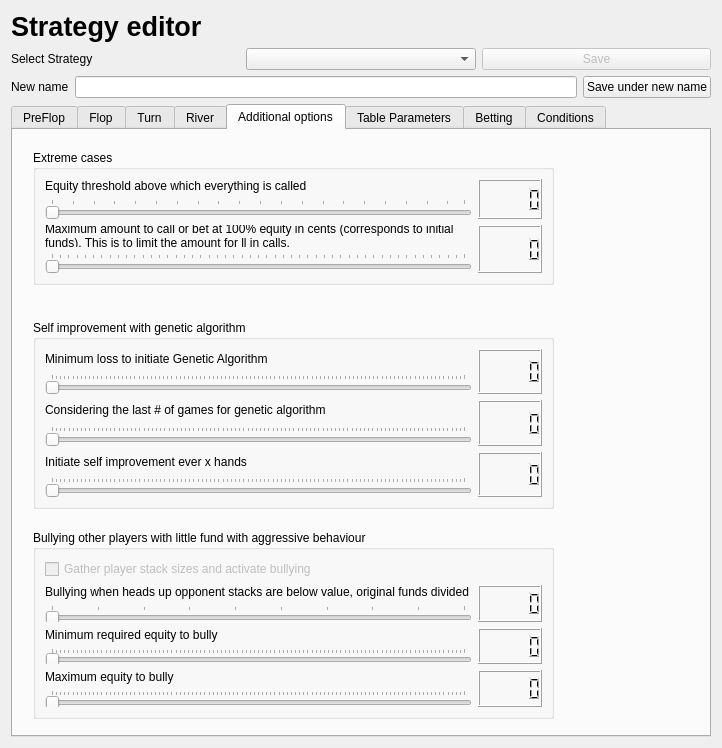
Above: gui/gui_qt_ui_strategy_manager.ui from dickreuter/Poker before the change. Below: the same form after it.
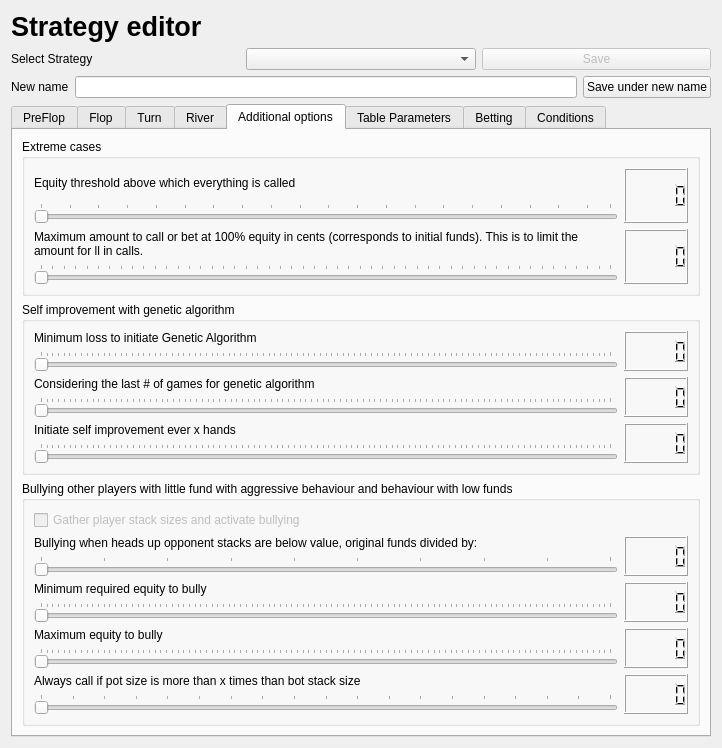
That is the form after the change. The open tabs and pages were chosen to show the change.

```diff
--- a/gui/gui_qt_ui_strategy_manager.ui
+++ b/gui/gui_qt_ui_strategy_manager.ui
@@ -25,7 +25,80 @@
   <property name="windowTitle">
    <string>Strategy editor</string>
   </property>
-  <layout class="QGridLayout" name="gridLayout">
+  <layout class="QGridLayout" name="gridLayout_13">
+   <item row="0" column="0">
+    <widget class="QLabel" name="label_4">
+     <property name="font">
+      <font>
+       <pointsize>20</pointsize>
+       <weight>75</weight>
+       <bold>true</bold>
+      </font>
+     </property>
+     <property name="text">
+      <string>Strategy editor</string>
+     </property>
+    </widget>
+   </item>
+   <item row="1" column="0">
+    <layout class="QVBoxLayout" name="verticalLayout_2">
+     <item>
+      <layout class="QHBoxLayout" name="horizontalLayout_4">
+       <item>
+        <widget class="QLabel" name="label">
+         <property name="text">
+          <string>Select Strategy</string>
+         </property>
+        </widget>
+       </item>
+       <item>
+        <widget class="QComboBox" name="Strategy">
+         <property name="toolTip">
+          <string>Select a strategy you want to edit</string>
+         </property>
+        </widget>
+       </item>
+       <item>
+        <widget class="QPushButton" name="pushButton_save_current_strategy">
+         <property name="enabled">
+          <bool>false</bool>
+         </property>
+         <property name="toolTip">
+          <string>You can only save strategies you have created yourself. Otherwise save it under a new name.</string>
+         </property>
+         <property name="text">
+          <string>Save</string>
+         </property>
+        </widget>
+       </item>
+      </layout>
+     </item>
+    </layout>
+   </item>
+   <item row="2" column="0">
+    <layout class="QHBoxLayout" name="horizontalLayout_3">
+     <item>
+      <widget class="QLabel" name="label_2">
+       <property name="text">
+        <string>New name</string>
+       </property>
+      </widget>
+     </item>
+     <item>
+      <widget class="QLineEdit" name="lineEdit_new_name"/>
+     </item>
+     <item>
+      <widget class="QPushButton" name="pushButton_save_new_strategy">
+       <property name="toolTip">
+        <string>Saves the current strategy under a new name</string>
+       </property>
+       <property name="text">
+        <string>Save under new name</string>
+       </property>
+      </widget>
+     </item>
+    </layout>
+   </item>
    <item row="3" column="0">
     <widget class="QTabWidget" name="tabWidget">
      <property name="enabled">
@@ -2135,15 +2208,9 @@
       <attribute name="title">
        <string>Additional options</string>
       </attribute>
+      <layout class="QGridLayout" name="gridLayout">
+       <item row="0" column="0">
       <widget class="QGroupBox" name="groupBox_35">
-       <property name="geometry">
-        <rect>
-         <x>20</x>
-         <y>20</y>
-         <width>521</width>
-         <height>135</height>
-        </rect>
-       </property>
        <property name="title">
         <string>Extreme cases</string>
        </property>
@@ -2243,160 +2310,9 @@
        <zorder>lcdNumber_57</zorder>
        <zorder>lcdNumber_61</zorder>
       </widget>
-      <widget class="QGroupBox" name="groupBox_36">
-       <property name="geometry">
-        <rect>
-         <x>20</x>
-         <y>400</y>
-         <width>521</width>
-         <height>189</height>
-        </rect>
-       </property>
-       <property name="title">
-        <string>Bullying other players with little fund with aggressive behaviour</string>
-       </property>
-       <layout class="QGridLayout" name="gridLayout_52">
-        <item row="3" column="1">
-         <widget class="QLCDNumber" name="lcdNumber_59"/>
-        </item>
-        <item row="2" column="1">
-         <widget class="QLCDNumber" name="lcdNumber_55"/>
-        </item>
-        <item row="3" column="0">
-         <layout class="QVBoxLayout" name="verticalLayout_34">
-          <item>
-           <widget class="QLabel" name="label_39">
-            <property name="text">
-             <string>Maximum equity to bully</string>
-            </property>
-           </widget>
-          </item>
-          <item>
-           <widget class="QSlider" name="maxBullyEquity">
-            <property name="mouseTracking">
-             <bool>false</bool>
-            </property>
-            <property name="toolTip">
-             <string>&lt;html&gt;&lt;head/&gt;&lt;body&gt;&lt;p&gt;Upper limit of equity where bully mode can be activated if all conditions are met.&lt;/p&gt;&lt;/body&gt;&lt;/html&gt;</string>
-            </property>
-            <property name="minimum">
-             <number>0</number>
-            </property>
-            <property name="maximum">
-             <number>100</number>
-            </property>
-            <property name="singleStep">
-             <number>1</number>
-            </property>
-            <property name="pageStep">
-             <number>10</number>
-            </property>
-            <property name="orientation">
-             <enum>Qt::Horizontal</enum>
-            </property>
-            <property name="tickPosition">
-             <enum>QSlider::TicksAbove</enum>
-            </property>
-           </widget>
-          </item>
-         </layout>
-        </item>
-        <item row="2" column="0">
-         <layout class="QVBoxLayout" name="verticalLayout_33">
-          <item>
-           <widget class="QLabel" name="label_38">
-            <property name="text">
-             <string>Minimum required equity to bully</string>
-            </property>
-           </widget>
-          </item>
-          <item>
-           <widget class="QSlider" name="minBullyEquity">
-            <property name="mouseTracking">
-             <bool>false</bool>
-            </property>
-            <property name="toolTip">
-             <string>&lt;html&gt;&lt;head/&gt;&lt;body&gt;&lt;p&gt;In order activate bully mode (meaning the bot is more aggressive), a minimum amounf of equity (winning probability as determined by the simulation) can be selected.&lt;/p&gt;&lt;/body&gt;&lt;/html&gt;</string>
-            </property>
-            <property name="minimum">
-             <number>0</number>
-            </property>
-            <property name="maximum">
-             <number>100</number>
-            </property>
-            <property name="pageStep">
-             <number>10</number>
-            </property>
-            <property name="orientation">
-             <enum>Qt::Horizontal</enum>
-            </property>
-            <property name="tickPosition">
-             <enum>QSlider::TicksAbove</enum>
-            </property>
-           </widget>
-          </item>
-         </layout>
         </item>
         <item row="1" column="0">
-         <layout class="QVBoxLayout" name="verticalLayout_6">
-          <item>
-           <widget class="QLabel" name="label_12">
-            <property name="text">
-             <string>Bullying when heads up opponent stacks are below value, original funds divided by:</string>
-            </property>
-           </widget>
-          </item>
-          <item>
-           <widget class="QSlider" name="bullyDivider">
-            <property name="mouseTracking">
-             <bool>false</bool>
-            </property>
-            <property name="toolTip">
-             <string>&lt;html&gt;&lt;head/&gt;&lt;body&gt;&lt;p&gt;In headsup when the single opponent has less than a certain amount of stacks left, the bot can be more agressive. This is activated when he has less funds than initial funds divided by the divider (which is this slide). For example for initial funds of $2 and a divider of 4, the bot would become more agressive if the opponent has less than $0.50.&lt;/p&gt;&lt;/body&gt;&lt;/html&gt;</string>
-            </property>
-            <property name="minimum">
-             <number>1</number>
-            </property>
-            <property name="maximum">
-             <number>10</number>
-            </property>
-            <property name="pageStep">
-             <number>1</number>
-            </property>
-            <property name="orientation">
-             <enum>Qt::Horizontal</enum>
-            </property>
-            <property name="tickPosition">
-             <enum>QSlider::TicksAbove</enum>
-            </property>
-           </widget>
-          </item>
-         </layout>
-        </item>
-        <item row="1" column="1">
-         <widget class="QLCDNumber" name="lcdNumber_58"/>
-        </item>
-        <item row="0" column="0">
-         <widget class="QCheckBox" name="checkBox_2">
-          <property name="enabled">
-           <bool>false</bool>
-          </property>
-          <property name="text">
-           <string>Gather player stack sizes and activate bullying</string>
-          </property>
-         </widget>
-        </item>
-       </layout>
-      </widget>
       <widget class="QGroupBox" name="groupBox_37">
-       <property name="geometry">
-        <rect>
-         <x>20</x>
-         <y>190</y>
-         <width>521</width>
-         <height>189</height>
-        </rect>
-       </property>
        <property name="title">
         <string>Self improvement with genetic algorithm</string>
        </property>
@@ -2529,6 +2445,193 @@
         </item>
        </layout>
       </widget>
+       </item>
+       <item row="2" column="0">
+        <widget class="QGroupBox" name="groupBox_36">
+         <property name="title">
+          <string>Bullying other players with little fund with aggressive behaviour and behaviour with low funds</string>
+         </property>
+         <layout class="QGridLayout" name="gridLayout_12">
+          <item row="4" column="0">
+           <layout class="QVBoxLayout" name="verticalLayout_38">
+            <item>
+             <widget class="QLabel" name="label_44">
+              <property name="text">
+               <string>Always call if pot size is more than x times than bot stack size</string>
+              </property>
+             </widget>
+            </item>
+            <item>
+             <widget class="QSlider" name="always_call_low_stack_multiplier">
+              <property name="mouseTracking">
+               <bool>false</bool>
+              </property>
+              <property name="toolTip">
+               <string>If the bot stack size is below a certain amount, the bot will always call. The slider controls the multiplier. 10 means that he will always call when the stack is less than 1 if the pot is 10</string>
+              </property>
+              <property name="minimum">
+               <number>2</number>
+              </property>
+              <property name="maximum">
+               <number>20</number>
+              </property>
+              <property name="singleStep">
+               <number>1</number>
+              </property>
+              <property name="pageStep">
+               <number>1</number>
+              </property>
+              <property name="orientation">
+               <enum>Qt::Horizontal</enum>
+              </property>
+              <property name="tickPosition">
+               <enum>QSlider::TicksAbove</enum>
+              </property>
+             </widget>
+            </item>
+           </layout>
+          </item>
+          <item row="4" column="1">
+           <widget class="QLCDNumber" name="lcdNumber_71"/>
+          </item>
+          <item row="3" column="1">
+           <widget class="QLCDNumber" name="lcdNumber_59"/>
+          </item>
+          <item row="2" column="1">
+           <widget class="QLCDNumber" name="lcdNumber_55"/>
+          </item>
+          <item row="3" column="0">
+           <layout class="QVBoxLayout" name="verticalLayout_34">
+            <item>
+             <widget class="QLabel" name="label_39">
+              <property name="text">
+               <string>Maximum equity to bully</string>
+              </property>
+             </widget>
+            </item>
+            <item>
+             <widget class="QSlider" name="maxBullyEquity">
+              <property name="mouseTracking">
+               <bool>false</bool>
+              </property>
+              <property name="toolTip">
+               <string>&lt;html&gt;&lt;head/&gt;&lt;body&gt;&lt;p&gt;Upper limit of equity where bully mode can be activated if all conditions are met.&lt;/p&gt;&lt;/body&gt;&lt;/html&gt;</string>
+              </property>
+              <property name="minimum">
+               <number>0</number>
+              </property>
+              <property name="maximum">
+               <number>100</number>
+              </property>
+              <property name="singleStep">
+               <number>1</number>
+              </property>
+              <property name="pageStep">
+               <number>10</number>
+              </property>
+              <property name="orientation">
+               <enum>Qt::Horizontal</enum>
+              </property>
+              <property name="tickPosition">
+               <enum>QSlider::TicksAbove</enum>
+              </property>
+             </widget>
+            </item>
+           </layout>
+          </item>
+          <item row="2" column="0">
+           <layout class="QVBoxLayout" name="verticalLayout_33">
+            <item>
+             <widget class="QLabel" name="label_38">
+              <property name="text">
+               <string>Minimum required equity to bully</string>
+              </property>
+             </widget>
+            </item>
+            <item>
+             <widget class="QSlider" name="minBullyEquity">
+              <property name="mouseTracking">
+               <bool>false</bool>
+              </property>
+              <property name="toolTip">
+               <string>&lt;html&gt;&lt;head/&gt;&lt;body&gt;&lt;p&gt;In order activate bully mode (meaning the bot is more aggressive), a minimum amounf of equity (winning probability as determined by the simulation) can be selected.&lt;/p&gt;&lt;/body&gt;&lt;/html&gt;</string>
+              </property>
+              <property name="minimum">
+               <number>0</number>
+              </property>
+              <property name="maximum">
+               <number>100</number>
+              </property>
+              <property name="pageStep">
+               <number>10</number>
+              </property>
+              <property name="orientation">
+               <enum>Qt::Horizontal</enum>
+              </property>
+              <property name="tickPosition">
+               <enum>QSlider::TicksAbove</enum>
+              </property>
+             </widget>
+            </item>
+           </layout>
+          </item>
+          <item row="1" column="1">
+           <widget class="QLCDNumber" name="lcdNumber_58"/>
+          </item>
+          <item row="0" column="0">
+           <widget class="QCheckBox" name="checkBox_2">
+            <property name="enabled">
+             <bool>false</bool>
+            </property>
+            <property name="text">
+             <string>Gather player stack sizes and activate bullying</string>
+            </property>
+           </widget>
+          </item>
+          <item row="1" column="0">
+           <layout class="QVBoxLayout" name="verticalLayout_6">
+            <item>
+             <widget class="QLabel" name="label_12">
+              <property name="text">
+               <string>Bullying when heads up opponent stacks are below value, original funds divided by:</string>
+              </property>
+             </widget>
+            </item>
+            <item>
+             <widget class="QSlider" name="bullyDivider">
+              <property name="mouseTracking">
+               <bool>false</bool>
+              </property>
+              <property name="toolTip">
+               <string>&lt;html&gt;&lt;head/&gt;&lt;body&gt;&lt;p&gt;In headsup when the single opponent has less than a certain amount of stacks left, the bot can be more agressive. This is activated when he has less funds than initial funds divided by the divider (which is this slide). For example for initial funds of $2 and a divider of 4, the bot would become more agressive if the opponent has less than $0.50.&lt;/p&gt;&lt;/body&gt;&lt;/html&gt;</string>
+              </property>
+              <property name="minimum">
+               <number>1</number>
+              </property>
+              <property name="maximum">
+               <number>10</number>
+              </property>
+              <property name="pageStep">
+               <number>1</number>
+              </property>
+              <property name="orientation">
+               <enum>Qt::Horizontal</enum>
+              </property>
+              <property name="tickPosition">
+               <enum>QSlider::TicksAbove</enum>
+              </property>
+             </widget>
+            </item>
+           </layout>
+          </item>
+         </layout>
+        </widget>
+       </item>
+      </layout>
+      <zorder>groupBox_35</zorder>
+      <zorder>groupBox_36</zorder>
+      <zorder>groupBox_37</zorder>
+      <zorder>always_call_low_stack_multiplier</zorder>
      </widget>
      <widget class="QWidget" name="tab_5">
       <attribute name="title">
@@ -2912,14 +3015,14 @@
         <rect>
          <x>9</x>
          <y>211</y>
-         <width>568</width>
-         <height>410</height>
+         <width>598</width>
+         <height>297</height>
         </rect>
        </property>
        <property name="title">
         <string>Postflop ranges for other plyaers</string>
        </property>
-       <layout class="QFormLayout" name="formLayout">
+       <layout class="QGridLayout" name="gridLayout_14">
         <item row="0" column="0" colspan="2">
          <widget class="QCheckBox" name="checkBox">
           <property name="enabled">
@@ -2936,6 +3039,16 @@
           </property>
          </widget>
         </item>
+        <item row="1" column="0">
+         <widget class="QCheckBox" name="differentiate_reverse_sheet">
+          <property name="toolTip">
+           <string/>
+          </property>
+          <property name="text">
+           <string>Differentiate between call and raise in the reverse sheet</string>
+          </property>
+         </widget>
+        </item>
         <item row="2" column="0">
          <layout class="QHBoxLayout" name="horizontalLayout_6">
           <item>
@@ -3212,7 +3325,7 @@
           </item>
          </layout>
         </item>
-        <item row="9" column="0" colspan="2">
+        <item row="5" column="0" colspan="2">
          <layout class="QHBoxLayout" name="horizontalLayout_22">
           <item>
            <layout class="QVBoxLayout" name="verticalLayout_71">
@@ -3258,16 +3371,6 @@
           </item>
          </layout>
         </item>
-        <item row="1" column="0">
-         <widget class="QCheckBox" name="differentiate_reverse_sheet">
-          <property name="toolTip">
-           <string/>
-          </property>
-          <property name="text">
-           <string>Differentiate between call and raise in the reverse sheet</string>
-          </property>
-         </widget>
-        </item>
        </layout>
       </widget>
      </widget>
@@ -3777,79 +3880,6 @@
      </widget>
     </widget>
    </item>
-   <item row="2" column="0">
-    <layout class="QHBoxLayout" name="horizontalLayout_3">
-     <item>
-      <widget class="QLabel" name="label_2">
-       <property name="text">
-        <string>New name</string>
-       </property>
-      </widget>
-     </item>
-     <item>
-      <widget class="QLineEdit" name="lineEdit_new_name"/>
-     </item>
-     <item>
-      <widget class="QPushButton" name="pushButton_save_new_strategy">
-       <property name="toolTip">
-        <string>Saves the current strategy under a new name</string>
-       </property>
-       <property name="text">
-        <string>Save under new name</string>
-       </property>
-      </widget>
-     </item>
-    </layout>
-   </item>
-   <item row="1" column="0">
-    <layout class="QVBoxLayout" name="verticalLayout_2">
-     <item>
-      <layout class="QHBoxLayout" name="horizontalLayout_4">
-       <item>
-        <widget class="QLabel" name="label">
-         <property name="text">
-          <string>Select Strategy</string>
-         </property>
-        </widget>
-       </item>
-       <item>
-        <widget class="QComboBox" name="Strategy">
-         <property name="toolTip">
-          <string>Select a strategy you want to edit</string>
-         </property>
-        </widget>
-       </item>
-       <item>
-        <widget class="QPushButton" name="pushButton_save_current_strategy">
-         <property name="enabled">
-          <bool>false</bool>
-         </property>
-         <property name="toolTip">
-          <string>You can only save strategies you have created yourself. Otherwise save it under a new name.</string>
-         </property>
-         <property name="text">
-          <string>Save</string>
-         </property>
-        </widget>
-       </item>
-      </layout>
-     </item>
-    </layout>
-   </item>
-   <item row="0" column="0">
-    <widget class="QLabel" name="label_4">
-     <property name="font">
-      <font>
-       <pointsize>20</pointsize>
-       <weight>75</weight>
-       <bold>true</bold>
-      </font>
-     </property>
-     <property name="text">
-      <string>Strategy editor</string>
-     </property>
-    </widget>
-   </item>
   </layout>
  </widget>
  <resources/>
```
Left out of the diff: 210 changed lines with no effect on the pictures. Lines whose indentation alone changed are shown as unchanged.
